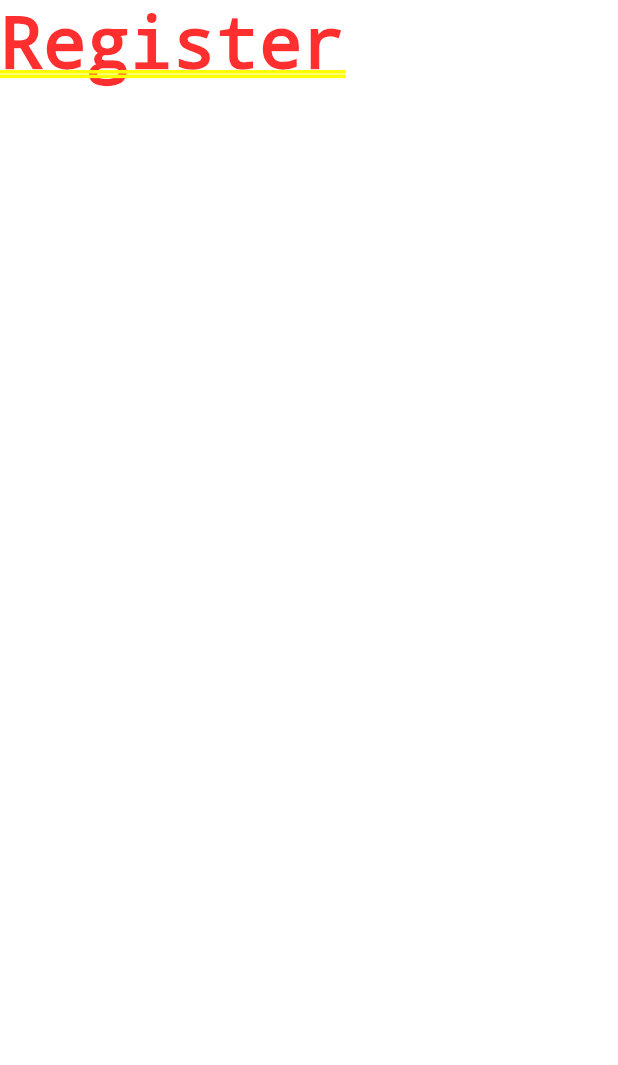
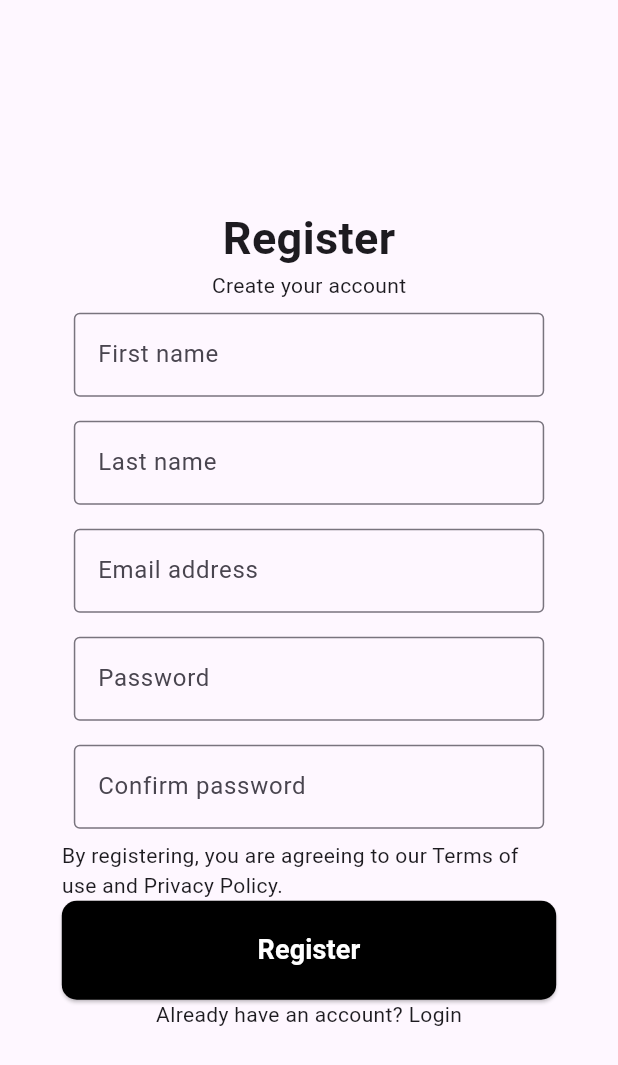
Before and after one commit to mateus-sartorio/ecommerce-app-frontend, a Flutter app: the screen it shows after launch, after a tap on "Register", on a phone screen of 412 x 824 dp. Shown: the top 1065 px of the screen. Run offline on Flutter 3.47's test engine with Material 3 defaults, Android fonts, the phone set to English and light mode, and no system bars; our stand-ins replace google_nav_bar; network calls fail.

Commit message:
basic layout and functionality made for registration page

```diff
--- /dev/null
+++ b/lib/components/input_field.dart
@@ -0,0 +1,21 @@
+import 'package:flutter/material.dart';
+
+class InputField extends StatelessWidget {
+  final TextEditingController controller;
+  final String hintText;
+
+  const InputField({Key? key, required this.controller, required this.hintText})
+      : super(key: key);
+
+  @override
+  Widget build(BuildContext context) {
+    return Padding(
+      padding: const EdgeInsets.all(8.0),
+      child: TextField(
+        controller: controller,
+        decoration: InputDecoration(
+            hintText: hintText, border: const OutlineInputBorder()),
+      ),
+    );
+  }
+}
--- a/lib/pages/register_page.dart
+++ b/lib/pages/register_page.dart
@@ -1,4 +1,11 @@
+import 'dart:convert';
+
+import 'package:ecommerce_app/components/big_button_tile.dart';
+import 'package:ecommerce_app/components/input_field.dart';
+import 'package:ecommerce_app/pages/registration_confirmation_page.dart';
 import 'package:flutter/material.dart';
+import 'package:http/http.dart' as http;
+import 'package:http/http.dart';
 
 class RegisterPage extends StatefulWidget {
   const RegisterPage({Key? key}) : super(key: key);
@@ -8,8 +15,96 @@ class RegisterPage extends StatefulWidget {
 }
 
 class _RegisterPageState extends State<RegisterPage> {
+  final TextEditingController _firstnameController = TextEditingController();
+  final TextEditingController _lastnameController = TextEditingController();
+  final TextEditingController _emailController = TextEditingController();
+  final TextEditingController _passwordController = TextEditingController();
+  final TextEditingController _confirmPasswordController =
+      TextEditingController();
+
+  Future<void> register(BuildContext context) async {
+    const String backendRoute = "http://10.0.2.2:8080/api/v1/registration";
+    Uri uri = Uri.parse(backendRoute);
+
+    final RegExp emailRegExp =
+        RegExp(r'^[a-zA-Z0-9._-]+@[a-zA-Z0-9.-]+\.[a-zA-Z]{2,}$');
+
+    if (!emailRegExp.hasMatch(_emailController.text)) {
+      // TODO: treat invalid email here
+      print("Invalid Password");
+    }
+
+    if (_passwordController.text != _confirmPasswordController.text) {
+      // TODO: treat different passwords here
+      print("Passwords do not match");
+    }
+
+    Map data = {
+      "firstName": _firstnameController.text,
+      "lastName": _lastnameController.text,
+      "email": _emailController.text,
+      "password": _passwordController.text
+    };
+
+    var body = json.encode(data);
+
+    try {
+      final Response _ = await http.post(uri,
+          headers: {"Content-Type": "application/json"}, body: body);
+
+      navigateToRegistrationConfirmationPage();
+    } catch (e) {
+      // TODO: treat any problema that may occur with the HTTP request
+      print("deu bosta");
+    }
+  }
+
+  void navigateToRegistrationConfirmationPage() {
+    Navigator.push(
+        context,
+        MaterialPageRoute(
+            builder: (context) => const RegistrationConfirmationPage()));
+  }
+
   @override
   Widget build(BuildContext context) {
-    return const Text("Register");
+    return Scaffold(
+      body: Center(
+        child: FractionallySizedBox(
+          widthFactor: 0.8,
+          child: Column(
+            mainAxisAlignment: MainAxisAlignment.center,
+            crossAxisAlignment: CrossAxisAlignment.center,
+            children: [
+              const Text(
+                "Register",
+                style: TextStyle(fontWeight: FontWeight.bold, fontSize: 30),
+              ),
+              const Text("Create your account"),
+              InputField(
+                  controller: _firstnameController, hintText: "First name"),
+              InputField(
+                  controller: _lastnameController, hintText: "Last name"),
+              InputField(
+                  controller: _emailController, hintText: "Email address"),
+              InputField(controller: _passwordController, hintText: "Password"),
+              InputField(
+                  controller: _confirmPasswordController,
+                  hintText: "Confirm password"),
+              const Text(
+                  "By registering, you are agreeing to our Terms of use and Privacy Policy."),
+              SizedBox(
+                  width: double.infinity,
+                  child: BigButtonTile(
+                    isSolid: true,
+                    text: "Register",
+                    onPressed: () => register(context),
+                  )),
+              const Text("Already have an account? Login")
+            ],
+          ),
+        ),
+      ),
+    );
   }
 }
--- a/lib/pages/shop_page.dart
+++ b/lib/pages/shop_page.dart
@@ -1,7 +1,6 @@
 import 'package:ecommerce_app/components/shoe_tile.dart';
 import 'package:ecommerce_app/models/cart.dart';
 import 'package:ecommerce_app/models/shoe.dart';
-import 'package:flutter/foundation.dart';
 import 'package:flutter/material.dart';
 import 'package:provider/provider.dart';
 
--- a/pubspec.yaml
+++ b/pubspec.yaml
@@ -38,6 +38,7 @@ dependencies:
   google_nav_bar: ^5.0.6
 
   provider: ^6.1.1
+  http: ^1.1.2
 
 dev_dependencies:
   flutter_test:
```
Also changed, not shown: lib/models/user.dart (added, +12 -0 lines), lib/pages/registration_confirmation_page.dart (added, +24 -0 lines), pubspec.lock.
